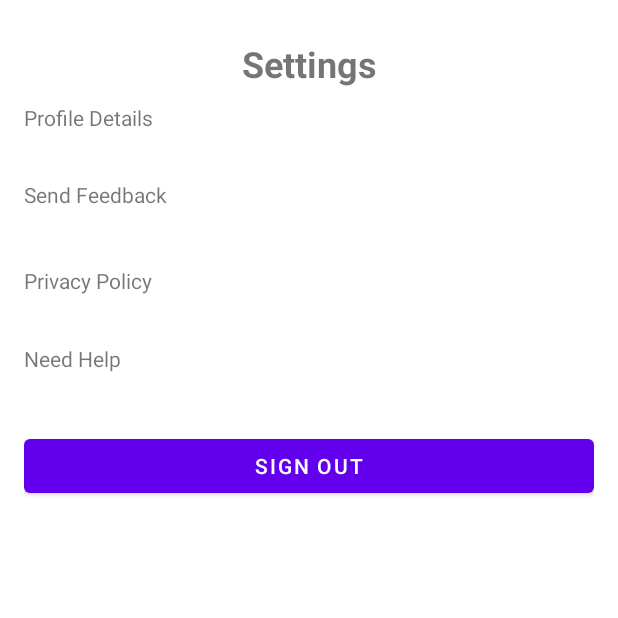
After one commit to Jadmgh/ConUHACK-Financial-App, an Android app: the SettingPage screen opened directly, with no data from a screen before it, on a phone screen of 412 x 824 dp, the top half of it. The commit adds this screen. Run offline under Robolectric (Android 15) with nearby library versions, the phone set to English and light mode, and no system bars.

Commit message:
pie chart, home

```diff
--- a/app/src/main/java/com/example/wally/Pie_chart.java
+++ b/app/src/main/java/com/example/wally/Pie_chart.java
@@ -25,7 +25,7 @@ public class Pie_chart extends AppCompatActivity {
     @Override
     protected void onCreate(Bundle savedInstanceState){
         super.onCreate(savedInstanceState);
-        setContentView(R.layout.activity_piechart);
+        setContentView(R.layout.activity_home);
 
         pieChart = findViewById(R.id.activity_pie_chart);
         setupPieChart();
--- /dev/null
+++ b/app/src/main/java/com/example/wally/SettingPage.java
@@ -0,0 +1,16 @@
+package com.example.wally;
+
+import androidx.appcompat.app.AppCompatActivity;
+
+import android.os.Bundle;
+
+public class SettingPage extends AppCompatActivity {
+
+    @Override
+    protected void onCreate(Bundle savedInstanceState) {
+        super.onCreate(savedInstanceState);
+        setContentView(R.layout.activity_setting_page);
+
+
+    }
+}
--- a/app/src/main/java/com/example/wally/User.java
+++ b/app/src/main/java/com/example/wally/User.java
@@ -11,6 +11,8 @@ public class User {
     public String email, password, userID, firstName, lastName;
     public ArrayList<Category> categories;
     public ArrayList<Bill> bills;
+    public String totalSpent;
+
 
     public User(){
 
@@ -23,6 +25,7 @@ public class User {
         this.lastName = lastName;
         this.userID = userID;
         this.categories = new ArrayList<>();
+        totalSpent = "0.0";
     }
 
     public String toString(){
--- /dev/null
+++ b/app/src/main/res/layout/activity_setting_page.xml
@@ -0,0 +1,48 @@
+<?xml version="1.0" encoding="utf-8"?>
+<LinearLayout xmlns:android="http://schemas.android.com/apk/res/android"
+    android:layout_width="match_parent"
+    android:layout_height="match_parent"
+    android:orientation="vertical"
+    android:padding="16dp">
+
+    <TextView
+        android:id="@+id/settings_title"
+        android:layout_width="match_parent"
+        android:layout_height="wrap_content"
+        android:text="Settings"
+        android:textSize="24sp"
+        android:textStyle="bold"
+        android:gravity="center"
+        android:padding="10dp" />
+
+    <TextView
+        android:id="@+id/txtProfileDetails"
+        android:layout_width="373dp"
+        android:layout_height="51dp"
+        android:text="Profile Details" />
+
+    <TextView
+        android:id="@+id/txtFeedback"
+        android:layout_width="374dp"
+        android:layout_height="57dp"
+        android:text="Send Feedback" />
+
+    <TextView
+        android:id="@+id/txtPrivacyPolicy"
+        android:layout_width="373dp"
+        android:layout_height="52dp"
+        android:text="Privacy Policy" />
+
+    <TextView
+        android:id="@+id/txtNeedHelp"
+        android:layout_width="373dp"
+        android:layout_height="57dp"
+        android:text="Need Help" />
+
+    <Button
+        android:id="@+id/btnSignOut"
+        android:layout_width="match_parent"
+        android:layout_height="wrap_content"
+        android:text="Sign Out" />
+
+</LinearLayout>
--- a/build.gradle
+++ b/build.gradle
@@ -1,4 +1,7 @@
 buildscript {
+    repositories {
+        maven { url 'https://jitpack.io' }
+    }
     dependencies {
         classpath 'com.google.gms:google-services:4.3.14'
     }
```
Also changed, not shown: app/src/main/AndroidManifest.xml (+7 -0 lines), app/src/main/java/com/example/wally/BudgetInfo.java (+13 -15 lines), app/src/main/java/com/example/wally/HomePage.java (+15 -2 lines), app/src/main/res/layout/activity_home.xml (+11 -30 lines).
